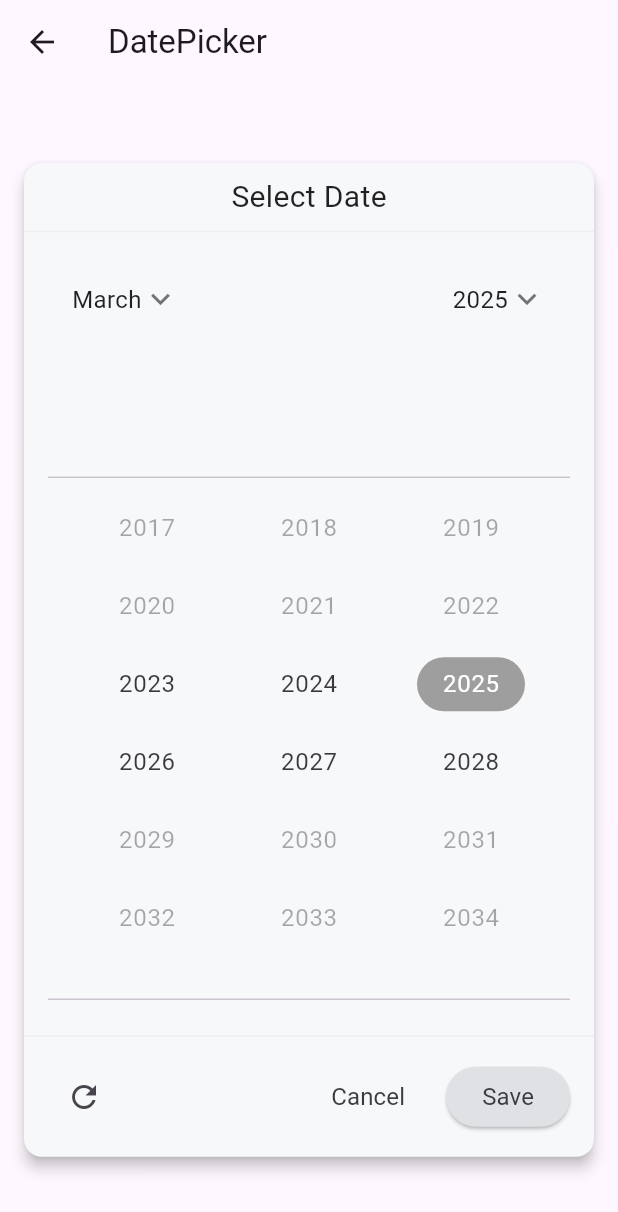
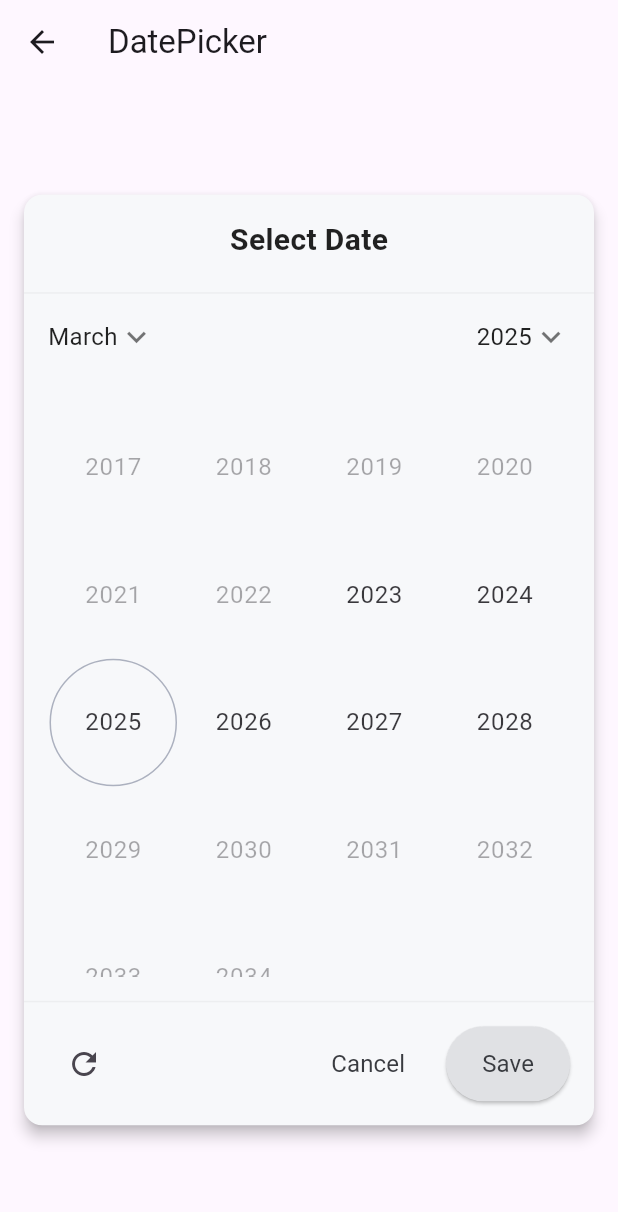
Before and after one commit to xymbia/flutter_realm, a Flutter app: the DatePickerPage screen opened directly, after a tap on "March", after a tap on "2025", on a phone screen of 412 x 824 dp. Shown: the top 1212 px of the screen. Run offline on Flutter 3.47's test engine with Material 3 defaults, Android fonts, the phone set to English and light mode, and no system bars; our stand-ins replace dotted_border, dropdown_button2, flutter_screenutil, logger.

Commit message:
- Updated Month & Year picker design

```diff
--- a/lib/screens/date_picker_example.dart
+++ b/lib/screens/date_picker_example.dart
@@ -131,14 +131,12 @@ class _SwitchTilePageState extends State<DatePickerPage> {
         children: [
           // Header section
           Padding(
-            padding: const EdgeInsets.only(top: 8.0, bottom: 8.0),
+            padding: const EdgeInsets.only(top: 16.0, bottom: 20.0),
             child: Text('Select Date',
-                style: Font.apply(FontStyle.regular, FontSize.h4)),
+                style: Font.apply(FontStyle.medium, FontSize.h4)),
           ),
           const Divider(height: 1, color: Color(0xFFEDEEF0)),
           Padding(
-            padding: const EdgeInsets.all(16.0),
-            child: Padding(
             padding: const EdgeInsets.all(16.0),
             child: Row(
               mainAxisAlignment: MainAxisAlignment.spaceBetween,
@@ -154,14 +152,13 @@ class _SwitchTilePageState extends State<DatePickerPage> {
                   child: Container(
                     decoration: const BoxDecoration(
                       shape: BoxShape.circle,
-                        color: Colors
-                            .transparent, // material color will cover this
+                      color:
+                          Colors.transparent, // material color will cover this
                     ),
                     child: Row(
                       children: [
                         Text(selectedMonth,
-                              style:
-                                  Font.apply(FontStyle.regular, FontSize.h6)),
+                            style: Font.apply(FontStyle.regular, FontSize.h6)),
                         Icon(
                           Icons.keyboard_arrow_down,
                           color: Colors.black54,
@@ -182,14 +179,13 @@ class _SwitchTilePageState extends State<DatePickerPage> {
                   child: Container(
                     decoration: const BoxDecoration(
                       shape: BoxShape.circle,
-                        color: Colors
-                            .transparent, // material color will cover this
+                      color:
+                          Colors.transparent, // material color will cover this
                     ),
                     child: Row(
                       children: [
                         Text(selectedYear.toString(),
-                              style:
-                                  Font.apply(FontStyle.regular, FontSize.h6)),
+                            style: Font.apply(FontStyle.regular, FontSize.h6)),
                         Icon(
                           Icons.keyboard_arrow_down,
                           color: Colors.black54,
@@ -202,18 +198,14 @@ class _SwitchTilePageState extends State<DatePickerPage> {
               ],
             ),
           ),
-          ),
 
           // Body section
-          Padding(
-            padding: const EdgeInsets.all(16.0),
-            child: DatePickerWidget(
+          DatePickerWidget(
             displayedMonthDate: _singleDatePickerValueWithDefaultValue.first,
             config: config,
             value: _singleDatePickerValueWithDefaultValue,
-              onValueChanged: (dates) => setState(
-                  () => _singleDatePickerValueWithDefaultValue = dates),
-            ),
+            onValueChanged: (dates) =>
+                setState(() => _singleDatePickerValueWithDefaultValue = dates),
           ),
           const Divider(height: 1, color: Color(0xFFEDEEF0)),
           Padding(
@@ -240,7 +232,9 @@ class _SwitchTilePageState extends State<DatePickerPage> {
                               color: const Color(0xFF393B40))),
                     ),
                     const Padding(padding: EdgeInsets.only(right: 8.0)),
-                    ElevatedButton(
+                    SizedBox(
+                        height: 50.0,
+                        child: ElevatedButton(
                           style: ElevatedButton.styleFrom(
                             backgroundColor: const Color(0xFFE0E1E4),
                             foregroundColor: const Color(0xFFE0E1E4),
@@ -249,7 +243,7 @@ class _SwitchTilePageState extends State<DatePickerPage> {
                           child: Text('Save',
                               style: Font.apply(FontStyle.regular, FontSize.h6,
                                   color: const Color(0xFF393B40))),
-                    ),
+                        )),
                   ],
                 ),
               ],
--- a/lib/widgets/_impl/_calendar_view.dart
+++ b/lib/widgets/date_picker_impl/_calendar_view.dart
@@ -309,10 +309,9 @@ class _CalendarViewState extends State<_CalendarView> {
       result.add(ExcludeSemantics(
         child: widget.config.weekdayLabelBuilder?.call(weekday: i) ??
             Center(
-              child: Text(
-                weekday,
-                style: widget.config.weekdayLabelTextStyle ?? headerStyle,
-              ),
+              child: Text(weekday,
+                  style: Font.apply(FontStyle.regular, FontSize.h6,
+                      color: const Color(0xFF5C5E66))),
             ),
       ));
       if (i == (firstDayOfWeek - 1) % 7) break;
@@ -356,7 +355,7 @@ class _CalendarViewState extends State<_CalendarView> {
           padding: const EdgeInsets.only(top: 50.0, left: 10.0),
           child: Text(
               "${getMonthAbbreviation(month.month)} ${month.year.toString()}",
-              style: Font.apply(FontStyle.regular, FontSize.h6)),
+              style: Font.apply(FontStyle.medium, FontSize.h6)),
         ),
         Padding(
           padding: const EdgeInsets.only(top: 80.0),
@@ -388,51 +387,6 @@ class _CalendarViewState extends State<_CalendarView> {
     return Semantics(
       child: Column(
         children: <Widget>[
-          // Container(
-          //   padding: widget.config.centerAlignModePicker != true
-          //       ? const EdgeInsetsDirectional.only(start: 16, end: 4)
-          //       : const EdgeInsetsDirectional.only(start: 8, end: 8),
-          //   height: (widget.config.controlsHeight ?? _subHeaderHeight),
-          //   child: Row(
-          //     children: <Widget>[
-          //       if (widget.config.centerAlignModePicker != true) const Spacer(),
-          //       if (widget.config.hideLastMonthIcon != true)
-          //         IconButton(
-          //           splashRadius: widget.config.dayMaxWidth != null
-          //               ? widget.config.dayMaxWidth! * 2 / 3
-          //               : null,
-          //           icon: widget.config.lastMonthIcon ??
-          //               Icon(widget.config.dayModeScrollDirection ==
-          //                       Axis.vertical
-          //                   ? Icons.keyboard_arrow_up
-          //                   : Icons.chevron_left),
-          //           color: controlColor,
-          //           tooltip: _isDisplayingFirstMonth
-          //               ? null
-          //               : _localizations.previousMonthTooltip,
-          //           onPressed:
-          //               _isDisplayingFirstMonth ? null : _handlePreviousMonth,
-          //         ),
-          //       if (widget.config.centerAlignModePicker == true) const Spacer(),
-          //       if (widget.config.hideNextMonthIcon != true)
-          //         IconButton(
-          //           splashRadius: widget.config.dayMaxWidth != null
-          //               ? widget.config.dayMaxWidth! * 2 / 3
-          //               : null,
-          //           icon: widget.config.nextMonthIcon ??
-          //               Icon(widget.config.dayModeScrollDirection ==
-          //                       Axis.vertical
-          //                   ? Icons.keyboard_arrow_down
-          //                   : Icons.chevron_right),
-          //           color: controlColor,
-          //           tooltip: _isDisplayingLastMonth
-          //               ? null
-          //               : _localizations.nextMonthTooltip,
-          //           onPressed: _isDisplayingLastMonth ? null : _handleNextMonth,
-          //         ),
-          //     ],
-          //   ),
-          // ),
           Expanded(
             child: FocusableActionDetector(
               shortcuts: _shortcutMap,
--- a/lib/widgets/_impl/_month_picker.dart
+++ b/lib/widgets/date_picker_impl/_month_picker.dart
@@ -86,8 +86,8 @@ class _MonthPickerState extends State<_MonthPicker> {
     final bool isCurrentMonth =
         widget.initialMonth.year == widget.config.currentDate.year &&
             widget.config.currentDate.month == month;
-    const double decorationHeight = 36.0;
-    const double decorationWidth = 72.0;
+    const double decorationHeight = 85.0;
+    const double decorationWidth = 85.0;
 
     final bool isSelected = widget.selectedDates.isNotEmpty &&
         widget.selectedDates.any((date) =>
@@ -116,7 +116,7 @@ class _MonthPickerState extends State<_MonthPicker> {
 
     final Color textColor;
     if (isSelected) {
-      textColor = colorScheme.onPrimary;
+      textColor = colorScheme.onSurface.withValues(alpha: 0.87);
     } else if (!isMonthSelectable) {
       textColor = colorScheme.onSurface.withValues(alpha: 0.38);
     } else if (isCurrentMonth) {
@@ -138,17 +138,15 @@ class _MonthPickerState extends State<_MonthPicker> {
     BoxDecoration? decoration;
     if (isSelected) {
       decoration = BoxDecoration(
-        color: widget.config.selectedDayHighlightColor ?? colorScheme.primary,
-        borderRadius: widget.config.monthBorderRadius ??
-            BorderRadius.circular(decorationHeight / 2),
+          borderRadius: BorderRadius.circular(decorationHeight/2),
+          border: Border.all(width: 1, color: const Color(0xFFACB1BF)),
       );
     } else if (isCurrentMonth && isMonthSelectable) {
       decoration = BoxDecoration(
         border: Border.all(
           color: widget.config.selectedDayHighlightColor ?? colorScheme.primary,
         ),
-        borderRadius: widget.config.monthBorderRadius ??
-            BorderRadius.circular(decorationHeight / 2),
+        borderRadius: BorderRadius.circular(decorationHeight),
       );
     }
 
@@ -160,8 +158,7 @@ class _MonthPickerState extends State<_MonthPicker> {
           isDisabled: !isMonthSelectable,
           isCurrentMonth: isCurrentMonth,
         ) ??
-        Center(
-          child: Container(
+        Container(
           decoration: decoration,
           height: decorationHeight,
           width: decorationWidth,
@@ -173,7 +170,6 @@ class _MonthPickerState extends State<_MonthPicker> {
                 getLocaleShortMonthFormat(_locale)
                     .format(DateTime(widget.initialMonth.year, month)),
                 style: itemStyle,
-                ),
               ),
             ),
           ),
@@ -205,11 +201,6 @@ class _MonthPickerState extends State<_MonthPicker> {
     assert(debugCheckHasMaterial(context));
     return Column(
       children: <Widget>[
-        Divider(
-          color: widget.config.hideMonthPickerDividers == true
-              ? Colors.transparent
-              : null,
-        ),
         Expanded(
           child: GridView.builder(
             controller: _scrollController,
@@ -219,12 +210,7 @@ class _MonthPickerState extends State<_MonthPicker> {
             padding:
                 const EdgeInsets.symmetric(horizontal: _monthPickerPadding),
           ),
-        ),
-        Divider(
-          color: widget.config.hideMonthPickerDividers == true
-              ? Colors.transparent
-              : null,
-        ),
+        )
       ],
     );
   }
--- a/lib/widgets/_impl/year_picker.dart
+++ b/lib/widgets/date_picker_impl/year_picker.dart
@@ -96,12 +96,12 @@ class _YearPickerState extends State<YearPicker> {
     final isDisabled = (year < widget.config.firstDate.year ||
             year > widget.config.lastDate.year) ||
         !yearSelectableFromPredicate;
-    const double decorationHeight = 36.0;
-    const double decorationWidth = 72.0;
+    const double decorationHeight = 85.0;
+    const double decorationWidth = 85.0;
 
     final Color textColor;
     if (isSelected) {
-      textColor = colorScheme.onPrimary;
+      textColor = colorScheme.onSurface.withValues(alpha: 0.87);
     } else if (isDisabled) {
       textColor = colorScheme.onSurface.withValues(alpha: 0.38);
     } else if (isCurrentYear) {
@@ -122,9 +122,8 @@ class _YearPickerState extends State<YearPicker> {
     BoxDecoration? decoration;
     if (isSelected) {
       decoration = BoxDecoration(
-        color: widget.config.selectedDayHighlightColor ?? colorScheme.primary,
-        borderRadius: widget.config.yearBorderRadius ??
-            BorderRadius.circular(decorationHeight / 2),
+        borderRadius: BorderRadius.circular(decorationHeight/2),
+        border: Border.all(width: 1, color: const Color(0xFFACB1BF)),
       );
     } else if (isCurrentYear && !isDisabled) {
       decoration = BoxDecoration(
@@ -191,11 +190,6 @@ class _YearPickerState extends State<YearPicker> {
     assert(debugCheckHasMaterial(context));
     return Column(
       children: <Widget>[
-        Divider(
-          color: widget.config.hideYearPickerDividers == true
-              ? Colors.transparent
-              : null,
-        ),
         Expanded(
           child: GridView.builder(
             controller: _scrollController,
@@ -205,12 +199,7 @@ class _YearPickerState extends State<YearPicker> {
             itemCount: math.max(_itemCount, minYears),
             padding: const EdgeInsets.symmetric(horizontal: _yearPickerPadding),
           ),
-        ),
-        Divider(
-          color: widget.config.hideYearPickerDividers == true
-              ? Colors.transparent
-              : null,
-        ),
+        )
       ],
     );
   }
--- a/lib/widgets/date_picker_widget.dart
+++ b/lib/widgets/date_picker_widget.dart
@@ -9,29 +9,29 @@ import '../models/date_picker_widget_config.dart';
 import '../utils/date_util.dart';
 import '../utils/font_helper.dart';
 
-part '../widgets/_impl/_calendar_scroll_view.dart';
-part '../widgets/_impl/_calendar_view.dart';
-part '../widgets/_impl/_date_picker_mode_toggle_button.dart';
-part '../widgets/_impl/_day_picker.dart';
-part '../widgets/_impl/_focus_date.dart';
-part '../widgets/_impl/_month_picker.dart';
-part '../widgets/_impl/year_picker.dart';
+part '../widgets/date_picker_impl/_calendar_scroll_view.dart';
+part '../widgets/date_picker_impl/_calendar_view.dart';
+part '../widgets/date_picker_impl/_date_picker_mode_toggle_button.dart';
+part '../widgets/date_picker_impl/_day_picker.dart';
+part '../widgets/date_picker_impl/_focus_date.dart';
+part '../widgets/date_picker_impl/_month_picker.dart';
+part '../widgets/date_picker_impl/year_picker.dart';
 
 const Duration _monthScrollDuration = Duration(milliseconds: 200);
 
 const double _dayPickerRowHeight = 42.0;
 const int _maxDayPickerRowCount = 6; // A 31 day month that starts on Saturday.
-const double _monthPickerHorizontalPadding = 8.0;
+const double _monthPickerHorizontalPadding = 0.0;
 
-const int _yearPickerColumnCount = 3;
-const double _yearPickerPadding = 16.0;
-const double _yearPickerRowHeight = 52.0;
-const double _yearPickerRowSpacing = 8.0;
+const int _yearPickerColumnCount = 4;
+const double _yearPickerPadding = 0.0;
+const double _yearPickerRowHeight = 85.0;
+const double _yearPickerRowSpacing = 0.0;
 
-const int _monthPickerColumnCount = 3;
-const double _monthPickerPadding = 16.0;
-const double _monthPickerRowHeight = 52.0;
-const double _monthPickerRowSpacing = 8.0;
+const int _monthPickerColumnCount = 4;
+const double _monthPickerPadding = 0.0;
+const double _monthPickerRowHeight = 85.0;
+const double _monthPickerRowSpacing = 0.0;
 
 const double _subHeaderHeight = 52.0;
 const double _monthNavButtonsWidth = 108.0;
@@ -312,13 +312,16 @@ class _DatePickerWidgetState extends State<DatePickerWidget> {
   Widget _buildPicker() {
     switch (_mode) {
       case DatePickerWidgetMode.day:
-        return _CalendarView(
+        return Padding(
+          padding: const EdgeInsets.all(16.0),
+          child: _CalendarView(
             config: widget.config,
             key: _dayPickerKey,
             initialMonth: _currentDisplayedMonthDate,
             selectedDates: _selectedDates,
             onChanged: _handleDayChanged,
             onDisplayedMonthChanged: _handleDisplayedMonthDateChanged,
+          ),
         );
       case DatePickerWidgetMode.month:
         return Padding(
@@ -334,8 +337,7 @@ class _DatePickerWidgetState extends State<DatePickerWidget> {
         );
       case DatePickerWidgetMode.year:
         return Padding(
-          padding: EdgeInsets.only(
-              top: widget.config.controlsHeight ?? _subHeaderHeight),
+          padding: const EdgeInsets.all(16.0),
           child: YearPicker(
             config: widget.config,
             key: _yearPickerKey,
```
Also changed, not shown: lib/widgets/date_picker_impl/_calendar_scroll_view.dart (renamed from lib/widgets/_impl/_calendar_scroll_view.dart), lib/widgets/date_picker_impl/_date_picker_mode_toggle_button.dart (renamed from lib/widgets/_impl/_date_picker_mode_toggle_button.dart), lib/widgets/date_picker_impl/_day_picker.dart (renamed from lib/widgets/_impl/_day_picker.dart), lib/widgets/date_picker_impl/_focus_date.dart (renamed from lib/widgets/_impl/_focus_date.dart). Lines whose indentation alone changed are shown as unchanged.
